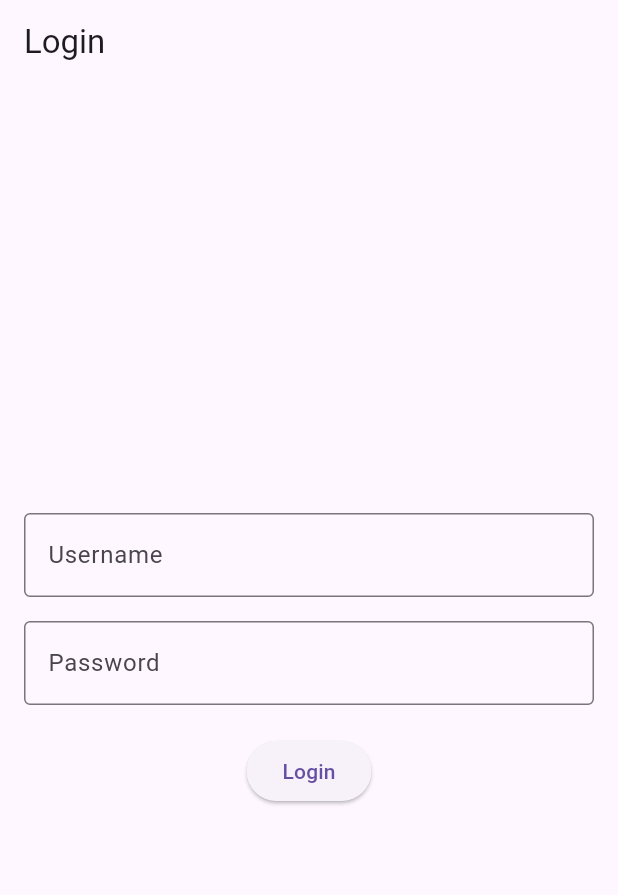
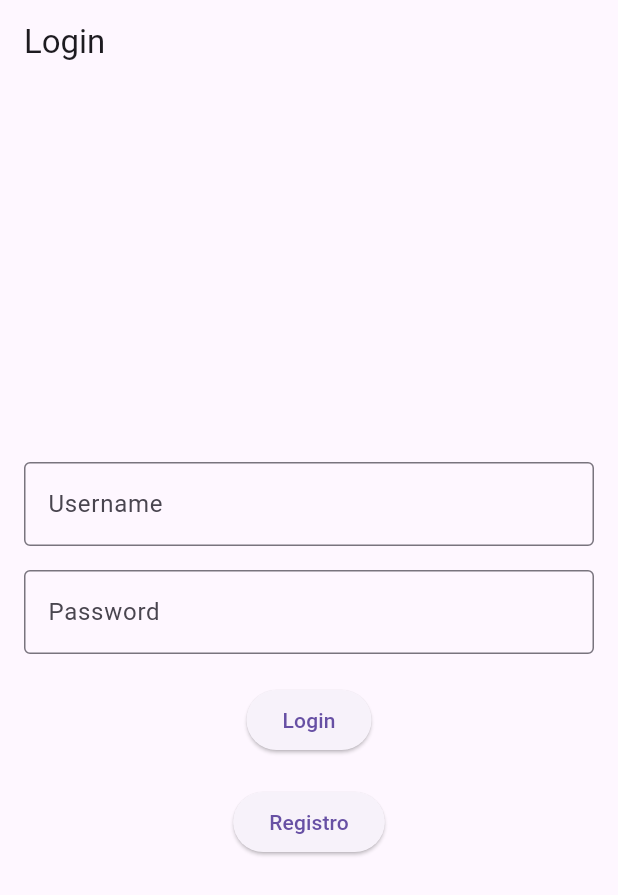
Before and after one commit to kevinjapa/Red-Social---cuda, a Flutter app: the screen it shows after launch, on a phone screen of 412 x 824 dp. Shown: the top 895 px of the screen. Run offline on Flutter 3.47's test engine with Material 3 defaults, Android fonts, the phone set to English and light mode, and no system bars; generated files the repository leaves out were written again.

Commit message:
Añadir botón de registro en la pantalla de inicio de sesión

```diff
--- a/proyectointerciclo/lib/screens/login.dart
+++ b/proyectointerciclo/lib/screens/login.dart
@@ -97,6 +97,11 @@ class _LoginScreenState extends State<LoginScreen> {
               onPressed: _login,
               child: Text('Login'),
             ),
+            SizedBox(height: 20.0),
+            ElevatedButton(
+              onPressed: () => Navigator.pushReplacementNamed(context, '/home'),
+              child: Text("Registro")
+            ),
           ],
         ),
       ),
```
